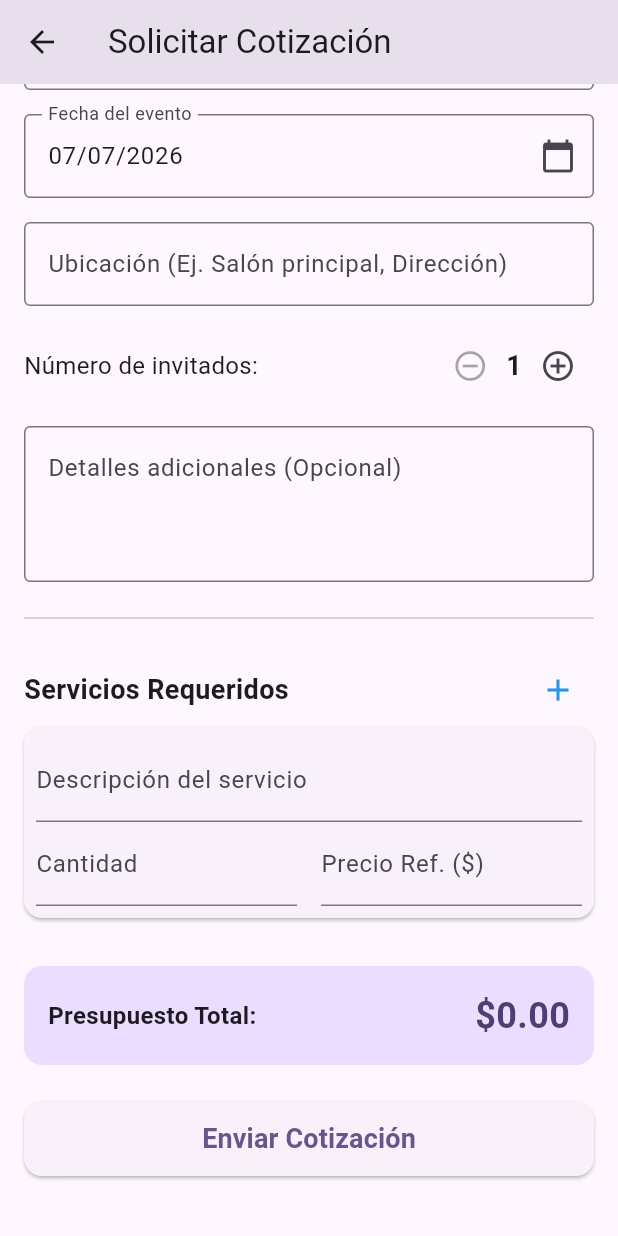
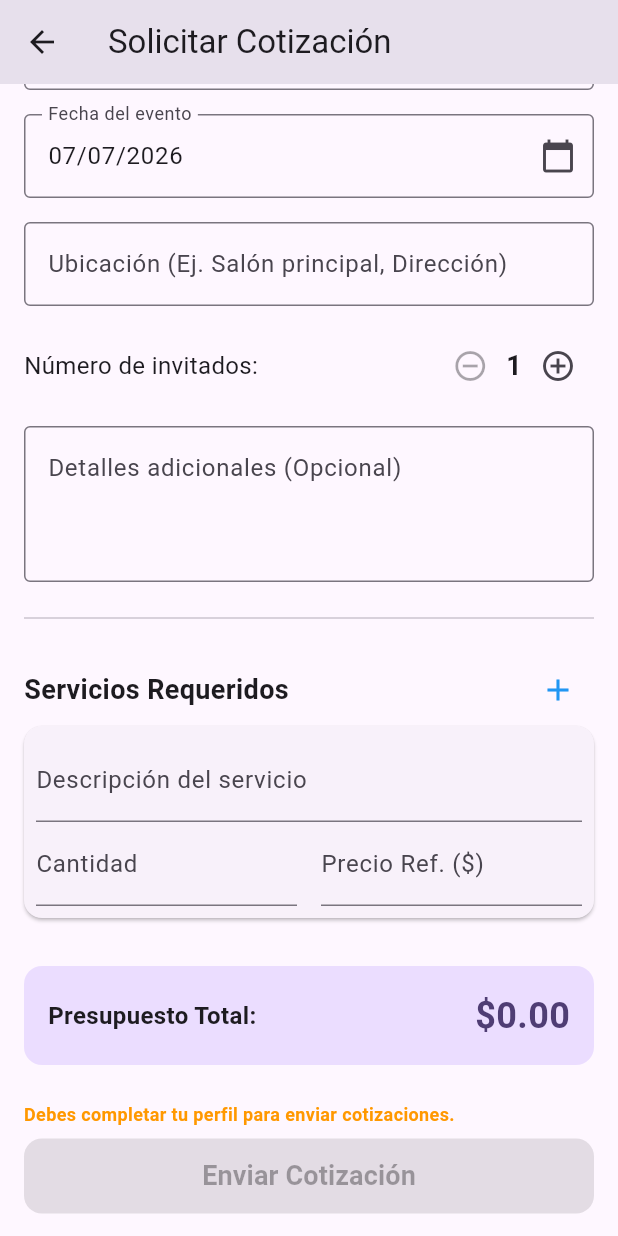
Before and after one commit to Aplicaciones-Moviles-Equipo-4/eventify-mobile-flutter, a Flutter app: the QuoteFormScreen screen opened directly with empty values, scrolled down 140 dp, on a phone screen of 412 x 824 dp. Run offline on Flutter 3.47's test engine with Material 3 defaults, Android fonts, the phone set to English and light mode, and no system bars; our stand-ins replace dio, flutter_riverpod, flutter_secure_storage, freezed_annotation, go_router, image_picker and 1 more; accounts and stored records are empty; generated files the repository leaves out were written again.

```diff
--- a/lib/data/models/quote/quote_model.dart
+++ b/lib/data/models/quote/quote_model.dart
@@ -7,7 +7,7 @@ part 'quote_model.g.dart';
 class QuoteModel {
   final String quoteId;
   final String title;
-  final String eventType; // WEDDING, BIRTHDAY, CORPORATE, OTHER
+  final String eventType; // WEDDING, BIRTHDAY, ANNIVERSARY, OTHER
   final int guestQuantity;
   final String location;
   final double totalPrice;
--- a/lib/presentation/screens/quotes/quote_form_screen.dart
+++ b/lib/presentation/screens/quotes/quote_form_screen.dart
@@ -5,6 +5,7 @@ import 'package:intl/intl.dart';
 import '../../providers/quotes/quotes_provider.dart';
 import '../../providers/quotes/quote_form_state.dart';
 import '../../providers/auth/auth_provider.dart';
+import '../../providers/profile/profile_provider.dart';
 
 class QuoteFormScreen extends ConsumerStatefulWidget {
   final int organizerId;
@@ -48,10 +49,12 @@ class _QuoteFormScreenState extends ConsumerState<QuoteFormScreen> {
   Widget build(BuildContext context) {
     final formState = ref.watch(quoteFormProvider(widget.organizerId));
     final formNotifier = ref.read(quoteFormProvider(widget.organizerId).notifier);
-    final user = ref.watch(currentUserProvider);
+    final profileAsync = ref.watch(currentProfileProvider);
 
     ref.listen(quoteFormProvider(widget.organizerId), (previous, next) {
       if (previous?.createdQuote == null && next.createdQuote != null) {
+        // Al tener éxito, invalidamos la lista para que se refresque
+        ref.invalidate(quotesListProvider);
         showDialog(
           context: context,
           barrierDismissible: false,
@@ -97,7 +100,6 @@ class _QuoteFormScreenState extends ConsumerState<QuoteFormScreen> {
                 items: const [
                   DropdownMenuItem(value: 'WEDDING', child: Text('Boda (Wedding)')),
                   DropdownMenuItem(value: 'BIRTHDAY', child: Text('Cumpleaños (Birthday)')),
-                  DropdownMenuItem(value: 'CORPORATE', child: Text('Corporativo (Corporate)')),
                   DropdownMenuItem(value: 'OTHER', child: Text('Otro')),
                 ],
                 validator: (val) => val == null || val.isEmpty ? 'Selecciona un tipo' : null,
@@ -227,20 +229,45 @@ class _QuoteFormScreenState extends ConsumerState<QuoteFormScreen> {
                 ),
               ),
               const SizedBox(height: 24),
+              if (profileAsync.hasError)
+                const Padding(
+                  padding: EdgeInsets.only(bottom: 8.0),
+                  child: Text(
+                    'Error al verificar tu perfil. Inténtalo más tarde.',
+                    style: TextStyle(color: Colors.red, fontSize: 12),
+                    textAlign: TextAlign.center,
+                  ),
+                )
+              else if (profileAsync.value == null && !profileAsync.isLoading)
+                const Padding(
+                  padding: EdgeInsets.only(bottom: 8.0),
+                  child: Text(
+                    'Debes completar tu perfil para enviar cotizaciones.',
+                    style: TextStyle(color: Colors.orange, fontSize: 12, fontWeight: FontWeight.bold),
+                    textAlign: TextAlign.center,
+                  ),
+                ),
               SizedBox(
                 width: double.infinity,
                 height: 50,
                 child: ElevatedButton(
                   style: ElevatedButton.styleFrom(
                     shape: RoundedRectangleBorder(borderRadius: BorderRadius.circular(12)),
+                    backgroundColor: (profileAsync.value == null) ? Colors.grey : null,
                   ),
-                  onPressed: formState.isLoading ? null : () {
-                    if (_formKey.currentState!.validate() && user != null) {
-                      formNotifier.submitQuote(hostId: user.id);
-                    }
-                  },
-                  child: formState.isLoading
-                    ? const CircularProgressIndicator()
+                  onPressed: (formState.isLoading || profileAsync.isLoading || profileAsync.value == null)
+                    ? null
+                    : () {
+                        if (_formKey.currentState!.validate()) {
+                          formNotifier.submitQuote(hostId: profileAsync.value!.id);
+                        }
+                      },
+                  child: (formState.isLoading || profileAsync.isLoading)
+                    ? const SizedBox(
+                        height: 20,
+                        width: 20,
+                        child: CircularProgressIndicator(strokeWidth: 2, color: Colors.white)
+                      )
                     : const Text('Enviar Cotización', style: TextStyle(fontSize: 18, fontWeight: FontWeight.bold)),
                 ),
               ),
```
Also changed, not shown: lib/data/datasources/local/local_quote_service.dart (added, +44 -0 lines), lib/data/datasources/remote/quote_service.dart (+53 -8 lines), lib/presentation/providers/profile/profile_provider.dart (+17 -7 lines), lib/presentation/providers/quotes/quote_form_notifier.dart (+11 -3 lines), lib/presentation/providers/quotes/quotes_provider.dart (+30 -15 lines).
